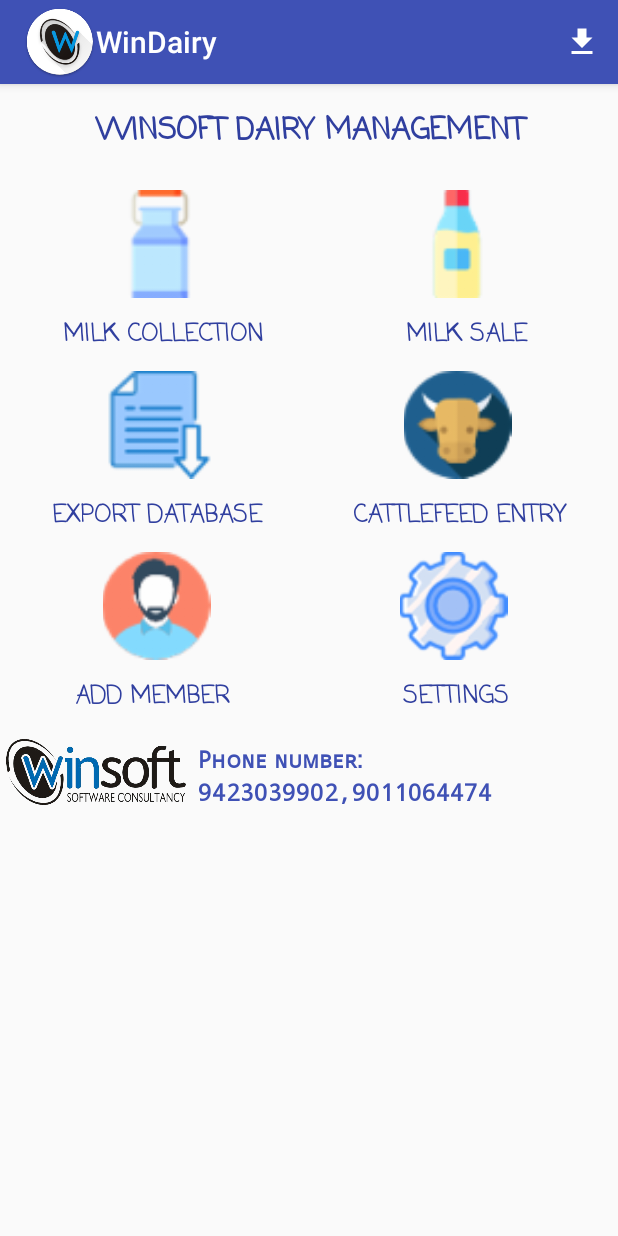
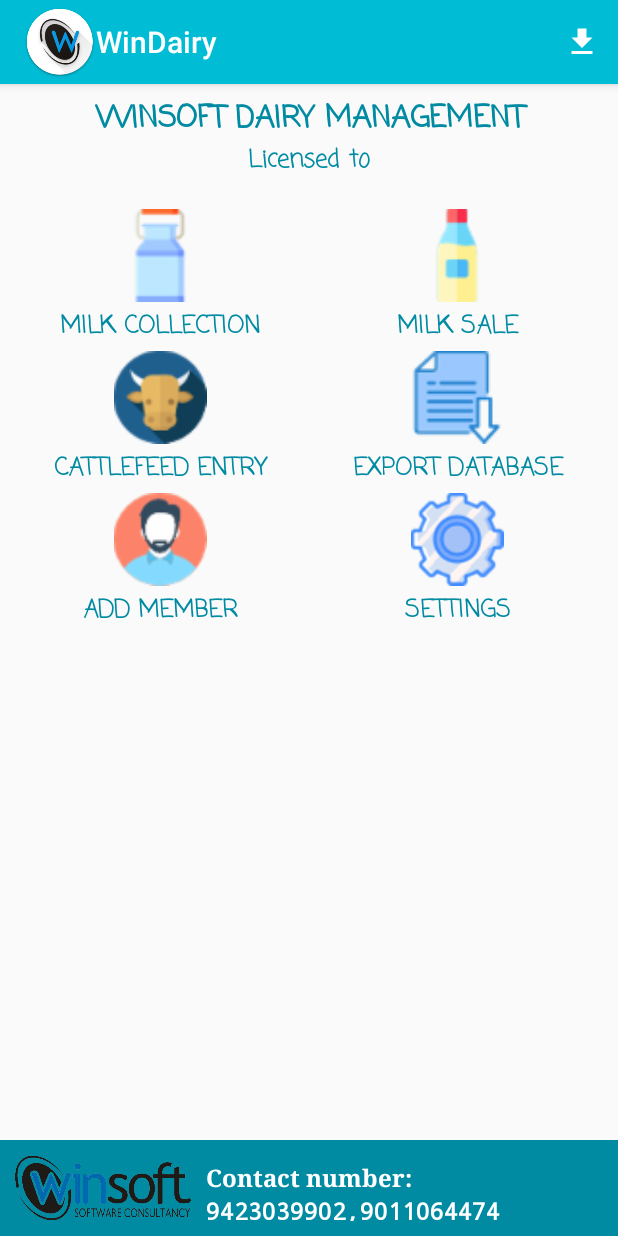
Before and after one commit to harshshinde07/Dairy-Management, an Android app: the MainActivity screen opened directly, with no data from a screen before it, on a phone screen of 412 x 824 dp. Run offline under Robolectric (Android 15) with nearby library versions, the phone set to English and light mode, and no system bars; Roboto replaces fonts that are not available here.

Commit message:
Bug fixes related to import, Proper checking of existence of tables, Add winsoft banner, Add dialog checks for imports and exports, Add basic login wireframe code, UI improvements

```diff
--- a/app/build.gradle
+++ b/app/build.gradle
@@ -49,4 +49,5 @@ dependencies {
     androidTestImplementation 'com.android.support.test.espresso:espresso-core:3.0.1'
     implementation 'android.arch.lifecycle:viewmodel:1.1.1'
     implementation 'android.arch.lifecycle:extensions:1.1.1'
+//    implementation 'com.beardedhen:androidbootstrap:2.3.2'
 }
--- a/app/src/main/java/com/kshitijharsh/dairymanagement/activities/CattleFeedActivity.java
+++ b/app/src/main/java/com/kshitijharsh/dairymanagement/activities/CattleFeedActivity.java
@@ -172,7 +172,7 @@ public class CattleFeedActivity extends AppCompatActivity implements AdapterView
                 date.setText(R.string.select_date);
                 txtCode.setText("");
                 edtName.setText("");
-                rate.setText("");
+//                rate.setText("");
                 amt.setText("");
                 qty.setText("");
                 item.setSelected(false);
--- a/app/src/main/java/com/kshitijharsh/dairymanagement/activities/MainActivity.java
+++ b/app/src/main/java/com/kshitijharsh/dairymanagement/activities/MainActivity.java
@@ -227,7 +227,7 @@ public class MainActivity extends AppCompatActivity {
 
     public void initiateExport(View view) {
 
-        builder.setMessage("Are you sure you want to export?\nNOTE: This will erase all your data!")
+        builder.setMessage("Are you sure you want to export data to CSV file ?")
                 .setCancelable(false)
                 .setPositiveButton("Yes", new DialogInterface.OnClickListener() {
                     public void onClick(DialogInterface dialog, int id) {
--- a/app/src/main/java/com/kshitijharsh/dairymanagement/activities/MemberActivity.java
+++ b/app/src/main/java/com/kshitijharsh/dairymanagement/activities/MemberActivity.java
@@ -30,7 +30,7 @@ import java.util.Objects;
 public class MemberActivity extends AppCompatActivity {
 
     DBQuery dbQuery;
-    EditText name, zone;
+    EditText name;
     Button save, clear;
     Spinner type, rateGrp;
     RadioGroup radioGroup;
@@ -106,7 +106,6 @@ public class MemberActivity extends AppCompatActivity {
             @Override
             public void onClick(View view) {
                 name.setText("");
-                zone.setText("");
                 radioGroup.clearCheck();
             }
         });
--- a/app/src/main/res/layout/activity_main.xml
+++ b/app/src/main/res/layout/activity_main.xml
@@ -1,14 +1,13 @@
-<?xml version="1.0" encoding="utf-8"?>
-<ScrollView xmlns:android="http://schemas.android.com/apk/res/android"
+<?xml version="1.0" encoding="utf-8"?><!--<ScrollView xmlns:android="http://schemas.android.com/apk/res/android"-->
+<!--    xmlns:tools="http://schemas.android.com/tools"-->
+<!--    android:layout_width="match_parent"-->
+<!--    android:layout_height="match_parent">-->
+
+<RelativeLayout xmlns:android="http://schemas.android.com/apk/res/android"
     xmlns:tools="http://schemas.android.com/tools"
-    android:layout_width="match_parent"
-    android:layout_height="match_parent">
-
-    <LinearLayout
     android:id="@+id/mainlayout"
     android:layout_width="match_parent"
     android:layout_height="match_parent"
-        android:orientation="vertical"
     tools:context=".activities.MainActivity">
 
     <!--<Button-->
@@ -57,9 +56,14 @@
 
     <LinearLayout
         android:layout_width="match_parent"
+        android:layout_height="match_parent"
+        android:orientation="vertical">
+
+        <LinearLayout
+            android:layout_width="match_parent"
             android:layout_height="wrap_content"
-            android:orientation="horizontal"
-            android:padding="16dp">
+            android:orientation="vertical"
+            android:padding="8dp">
 
             <TextView
                 android:layout_width="match_parent"
@@ -72,57 +76,12 @@
                 android:textSize="20sp"
                 android:textStyle="bold" />
 
-        </LinearLayout>
-
-        <LinearLayout
+            <TextView
                 android:layout_width="match_parent"
                 android:layout_height="wrap_content"
-            android:orientation="horizontal"
-            android:padding="8dp">
-
-            <ImageView
-                android:id="@+id/btn_collection"
-                android:layout_width="wrap_content"
-                android:layout_height="72dp"
-                android:layout_weight="1"
-                android:onClick="launchCollections"
-                android:src="@drawable/coll" />
-
-            <ImageView
-                android:id="@+id/btn_sale"
-                android:layout_width="wrap_content"
-                android:layout_height="72dp"
-                android:layout_weight="1"
-                android:onClick="launchSales"
-                android:src="@drawable/sale" />
-        </LinearLayout>
-
-        <LinearLayout
-            android:layout_width="match_parent"
-            android:layout_height="wrap_content"
-            android:orientation="horizontal"
-            android:padding="4dp">
-
-            <TextView
-                android:layout_width="wrap_content"
-                android:layout_height="wrap_content"
-                android:layout_weight="1"
                 android:fontFamily="casual"
-                android:text="@string/milk_collection"
+                android:text="@string/licensed_to"
                 android:textAlignment="center"
-                android:textAppearance="@style/TextAppearance.AppCompat.Button"
-                android:textColor="@color/colorPrimaryDark"
-                android:textSize="16sp"
-                android:textStyle="bold" />
-
-            <TextView
-                android:layout_width="wrap_content"
-                android:layout_height="wrap_content"
-                android:layout_weight="1.5"
-                android:fontFamily="casual"
-                android:text="@string/milk_sale"
-                android:textAlignment="center"
-                android:textAppearance="@style/TextAppearance.AppCompat.Button"
                 android:textColor="@color/colorPrimaryDark"
                 android:textSize="16sp"
                 android:textStyle="bold" />
@@ -135,33 +94,109 @@
             android:orientation="horizontal"
             android:padding="8dp">
 
+            <!--        First-->
+            <LinearLayout
+                android:layout_width="match_parent"
+                android:layout_height="match_parent"
+                android:layout_weight="1"
+                android:orientation="vertical">
+
                 <ImageView
-                android:id="@+id/btn_export"
-                android:layout_width="wrap_content"
-                android:layout_height="72dp"
-                android:layout_weight="1"
-                android:onClick="initiateExport"
-                android:src="@drawable/export" />
+                    android:id="@+id/btn_collection"
+                    android:layout_width="match_parent"
+                    android:layout_height="70dp"
+                    android:onClick="launchCollections"
+                    android:padding="4dp"
+                    android:src="@drawable/coll" />
+
+                <TextView
+                    android:layout_width="match_parent"
+                    android:layout_height="wrap_content"
+                    android:fontFamily="casual"
+                    android:text="@string/milk_collection"
+                    android:textAlignment="center"
+                    android:textAppearance="@style/TextAppearance.AppCompat.Button"
+                    android:textColor="@color/colorPrimaryDark"
+                    android:textSize="16sp"
+                    android:textStyle="bold" />
 
                 <ImageView
                     android:id="@+id/btn_cattleFeed"
-                android:layout_width="wrap_content"
-                android:layout_height="72dp"
-                android:layout_weight="1"
+                    android:layout_width="match_parent"
+                    android:layout_height="70dp"
                     android:onClick="launchCattleFeed"
+                    android:padding="4dp"
                     android:src="@drawable/cattle" />
+
+                <TextView
+                    android:layout_width="match_parent"
+                    android:layout_height="wrap_content"
+                    android:fontFamily="casual"
+                    android:text="@string/cattlefeed_entry"
+                    android:textAlignment="center"
+                    android:textAppearance="@style/TextAppearance.AppCompat.Button"
+                    android:textColor="@color/colorPrimaryDark"
+                    android:textSize="16sp"
+                    android:textStyle="bold" />
+
+                <ImageView
+                    android:id="@+id/btn_member"
+                    android:layout_width="match_parent"
+                    android:layout_height="70dp"
+                    android:onClick="launchMember"
+                    android:padding="4dp"
+                    android:src="@drawable/member" />
+
+                <TextView
+                    android:layout_width="match_parent"
+                    android:layout_height="wrap_content"
+                    android:fontFamily="casual"
+                    android:text="@string/add_member"
+                    android:textAlignment="center"
+                    android:textAppearance="@style/TextAppearance.AppCompat.Button"
+                    android:textColor="@color/colorPrimaryDark"
+                    android:textSize="16sp"
+                    android:textStyle="bold" />
+
             </LinearLayout>
 
+            <!--        Second-->
             <LinearLayout
                 android:layout_width="match_parent"
-            android:layout_height="wrap_content"
-            android:orientation="horizontal"
-            android:padding="4dp">
+                android:layout_height="match_parent"
+                android:layout_weight="1"
+                android:orientation="vertical">
+
+                <ImageView
+                    android:id="@+id/btn_sale"
+                    android:layout_width="match_parent"
+                    android:layout_height="70dp"
+                    android:onClick="launchSales"
+                    android:padding="4dp"
+                    android:src="@drawable/sale" />
 
                 <TextView
-                android:layout_width="wrap_content"
+                    android:layout_width="match_parent"
                     android:layout_height="wrap_content"
-                android:layout_weight="1"
+                    android:fontFamily="casual"
+                    android:text="@string/milk_sale"
+                    android:textAlignment="center"
+                    android:textAppearance="@style/TextAppearance.AppCompat.Button"
+                    android:textColor="@color/colorPrimaryDark"
+                    android:textSize="16sp"
+                    android:textStyle="bold" />
+
+                <ImageView
+                    android:id="@+id/btn_export"
+                    android:layout_width="match_parent"
+                    android:layout_height="70dp"
+                    android:onClick="initiateExport"
+                    android:padding="4dp"
+                    android:src="@drawable/export" />
+
+                <TextView
+                    android:layout_width="match_parent"
+                    android:layout_height="wrap_content"
                     android:fontFamily="casual"
                     android:text="@string/export_database"
                     android:textAlignment="center"
@@ -170,65 +205,17 @@
                     android:textSize="16sp"
                     android:textStyle="bold" />
 
+                <ImageView
+                    android:id="@+id/btn_settings"
+                    android:layout_width="match_parent"
+                    android:layout_height="70dp"
+                    android:onClick="launchSettings"
+                    android:padding="4dp"
+                    android:src="@drawable/settings" />
+
                 <TextView
-                android:layout_width="wrap_content"
-                android:layout_height="wrap_content"
-                android:layout_weight="1"
-                android:fontFamily="casual"
-                android:text="@string/cattlefeed_entry"
-                android:textAlignment="center"
-                android:textAppearance="@style/TextAppearance.AppCompat.Button"
-                android:textColor="@color/colorPrimaryDark"
-                android:textSize="16sp"
-                android:textStyle="bold" />
-
-        </LinearLayout>
-
-        <LinearLayout
                     android:layout_width="match_parent"
                     android:layout_height="wrap_content"
-            android:orientation="horizontal"
-            android:padding="8dp">
-
-            <ImageView
-                android:id="@+id/btn_member"
-                android:layout_width="wrap_content"
-                android:layout_height="72dp"
-                android:layout_weight="1"
-                android:onClick="launchMember"
-                android:src="@drawable/member" />
-
-            <ImageView
-                android:id="@+id/btn_settings"
-                android:layout_width="wrap_content"
-                android:layout_height="72dp"
-                android:layout_weight="1"
-                android:onClick="launchSettings"
-                android:src="@drawable/settings" />
-        </LinearLayout>
-
-        <LinearLayout
-            android:layout_width="match_parent"
-            android:layout_height="wrap_content"
-            android:orientation="horizontal"
-            android:padding="4dp">
-
-            <TextView
-                android:layout_width="wrap_content"
-                android:layout_height="wrap_content"
-                android:layout_weight="1"
-                android:fontFamily="casual"
-                android:text="@string/add_member"
-                android:textAlignment="center"
-                android:textAppearance="@style/TextAppearance.AppCompat.Button"
-                android:textColor="@color/colorPrimaryDark"
-                android:textSize="16sp"
-                android:textStyle="bold" />
-
-            <TextView
-                android:layout_width="wrap_content"
-                android:layout_height="wrap_content"
-                android:layout_weight="1.5"
                     android:fontFamily="casual"
                     android:text="@string/settings"
                     android:textAlignment="center"
@@ -239,32 +226,41 @@
 
             </LinearLayout>
 
+        </LinearLayout>
+
+    </LinearLayout>
+
     <LinearLayout
         android:layout_width="match_parent"
         android:layout_height="wrap_content"
+        android:layout_alignParentEnd="true"
+        android:layout_alignParentBottom="true"
         android:orientation="horizontal"
-            android:padding="4dp">
+        android:background="@color/colorPrimaryDark"
+        android:padding="2dp">
 
         <ImageView
-                android:src="@drawable/winsoftlogo"
             android:layout_width="180dp"
+            android:layout_height="60dp"
+            android:layout_marginStart="8dp"
             android:layout_weight="1"
-                android:layout_height="60dp" />
+            android:src="@drawable/winsoftlogo" />
 
         <LinearLayout
-                android:orientation="vertical"
-                android:padding="8dp"
+            android:layout_width="match_parent"
+            android:layout_height="match_parent"
+            android:layout_marginStart="2dp"
             android:layout_marginTop="4dp"
             android:layout_weight="2"
-                android:layout_width="match_parent"
-                android:layout_height="match_parent">
+            android:orientation="vertical"
+            android:padding="8dp">
 
             <TextView
                 android:layout_width="match_parent"
                 android:layout_height="wrap_content"
-                    android:fontFamily="sans-serif-smallcaps"
-                    android:text="@string/phone_number"
-                    android:textColor="#3F51B5"
+                android:fontFamily="serif"
+                android:text="@string/contact_number"
+                android:textColor="@android:color/white"
                 android:textSize="16sp"
                 android:textStyle="bold" />
 
@@ -272,8 +268,8 @@
                 android:layout_width="match_parent"
                 android:layout_height="wrap_content"
                 android:fontFamily="monospace"
+                android:textColor="@android:color/white"
                 android:text="@string/phone_number_value"
-                    android:textColor="#3F51B5"
                 android:textSize="16sp"
                 android:textStyle="bold" />
 
@@ -282,5 +278,5 @@
 
     </LinearLayout>
 
-    </LinearLayout>
-</ScrollView>
+
+</RelativeLayout><!--</ScrollView>-->
--- a/app/src/main/res/layout/activity_splash.xml
+++ b/app/src/main/res/layout/activity_splash.xml
@@ -4,7 +4,7 @@
     xmlns:tools="http://schemas.android.com/tools"
     android:layout_width="match_parent"
     android:layout_height="match_parent"
-    android:background="#00bcd4"
+    android:background="@color/winPrimary"
     tools:context="com.kshitijharsh.dairymanagement.activities.SplashActivity">
 
     <ImageView
--- a/app/src/main/res/values/colors.xml
+++ b/app/src/main/res/values/colors.xml
@@ -1,12 +1,20 @@
 <?xml version="1.0" encoding="utf-8"?>
 <resources>
-    <color name="colorPrimary">#3F51B5</color>
-    <color name="colorPrimaryDark">#303F9F</color>
-    <color name="colorAccent">#FF4081</color>
+    <!--    <color name="colorPrimary">#3F51B5</color>-->
+    <!--    <color name="colorPrimaryDark">#303F9F</color>-->
+    <!--    <color name="colorAccent">#FF4081</color>-->
+
+    <color name="colorPrimary">#00bcd4</color>
+    <color name="colorPrimaryDark">#008ba3</color>
+    <color name="colorAccent">#ffb300</color>
 
     <color name="greyPrimary">#DE000000</color>
     <color name="greySecondary">#8B000000</color>
     <color name="greyDisabled">#61000000</color>
 
     <color name="recyclerView_bg">#f1f5f8</color>
+
+    <color name="winPrimary">#00bcd4</color>
+    <color name="winPrimaryDark">#008ba3</color>
+    <color name="winAccent">#ffb300</color>
 </resources>
--- a/app/src/main/res/values/strings.xml
+++ b/app/src/main/res/values/strings.xml
@@ -93,9 +93,10 @@
     <string name="invalid_username">Not a valid username</string>
     <string name="invalid_password">Password must be >5 characters</string>
     <string name="login_failed">"Login failed"</string>
-    <string name="phone_number">Phone number:</string>
+    <string name="contact_number">Contact number:</string>
     <string name="phone_number_value">9423039902,9011064474</string>
     <string name="customer_id">Customer ID</string>
     <string name="password">Password</string>
     <string name="login">Login</string>
+    <string name="licensed_to">Licensed to</string>
 </resources>
```
Also changed, not shown: app/src/main/java/com/kshitijharsh/dairymanagement/utils/SqliteExporter.java (+46 -37 lines), app/src/main/res/layout/activity_cattle_feed.xml (+12 -13 lines), app/src/main/res/layout/activity_collection.xml (+14 -8 lines), app/src/main/res/layout/activity_member.xml (+7 -5 lines), app/src/main/res/layout/activity_sale.xml (+8 -5 lines). Lines whose indentation alone changed are shown as unchanged.
